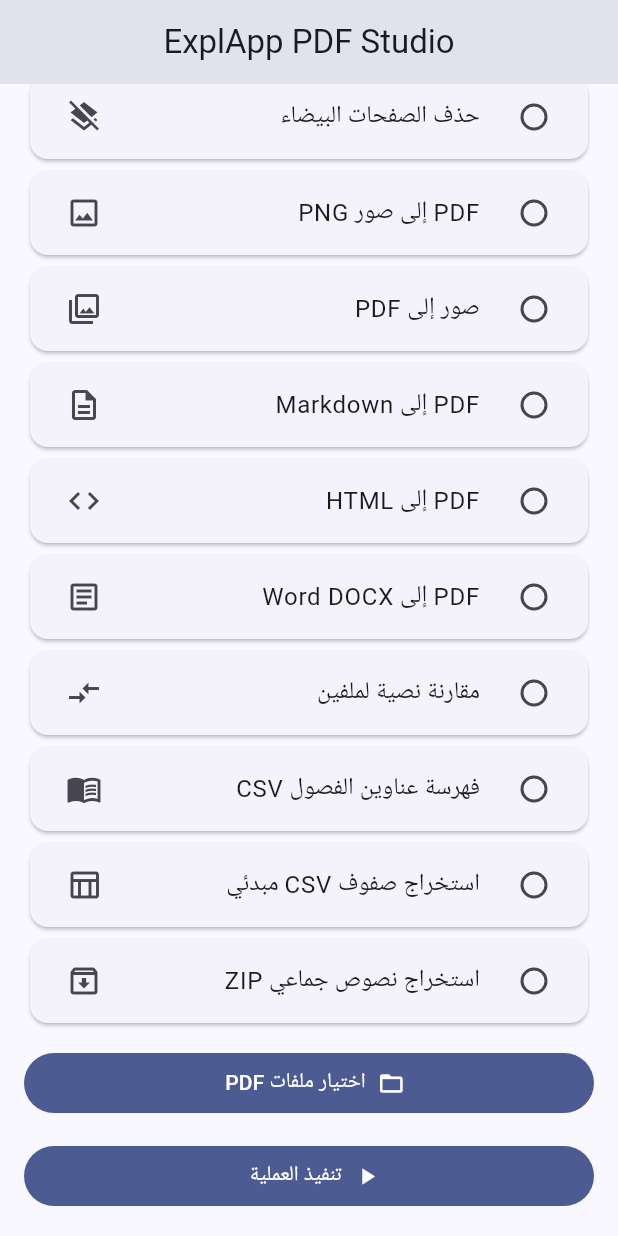
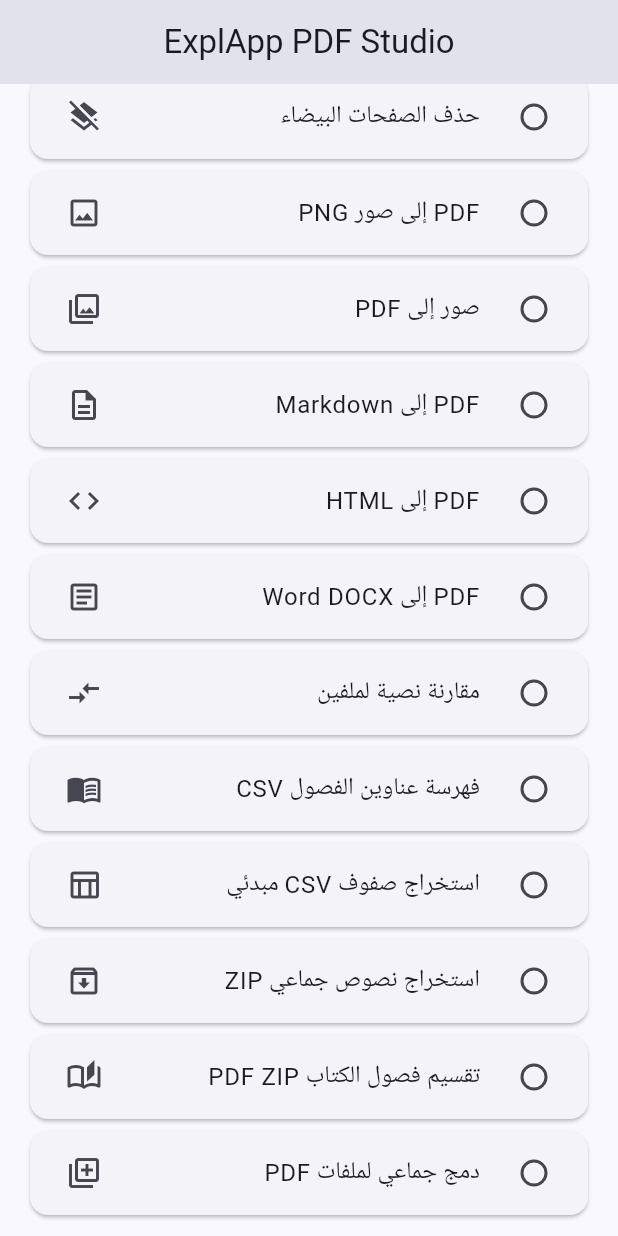
Before and after one commit to aljwaal1/ExplApp-PDF-Studio, a Flutter app: the screen it shows after launch, scrolled down 698 dp, on a phone screen of 412 x 824 dp. Run offline on Flutter 3.47's test engine with Material 3 defaults, Android fonts, the phone set to English and light mode, and no system bars; our stand-ins replace file_picker, open_filex, share_plus.

Commit message:
feat(flutter): expand book chapter PDF splitting and batch native merge

```diff
--- a/flutter_native/lib/main.dart
+++ b/flutter_native/lib/main.dart
@@ -42,7 +42,7 @@ class _StudioHomeState extends State<StudioHome> {
   Future<void> pick() async {
     final picked = await FilePicker.platform.pickFiles(
       type: FileType.custom, allowedExtensions: mode == 'imagespdf' ? ['png','jpg','jpeg'] : ['pdf'],
-      allowMultiple: mode == 'merge' || mode == 'imagespdf' || mode == 'compare' || mode == 'batch', withData: false,
+      allowMultiple: mode == 'merge' || mode == 'imagespdf' || mode == 'compare' || mode == 'batch' || mode == 'batchmerge', withData: false,
     );
     if (picked == null) return;
     final paths = picked.files.map((f) => f.path).whereType<String>().toList();
@@ -55,7 +55,7 @@ class _StudioHomeState extends State<StudioHome> {
     setState(() {busy = true; result = null; error = null;});
     try {
       final folder = await getApplicationDocumentsDirectory();
-      final extension = <String,String>{'text':'txt','search':'txt','render':'zip','markdown':'md','html':'html','docx':'docx','compare':'txt','chapters':'csv','tables':'csv','batch':'zip'}[mode] ?? 'pdf';
+      final extension = <String,String>{'text':'txt','search':'txt','render':'zip','markdown':'md','html':'html','docx':'docx','compare':'txt','chapters':'csv','tables':'csv','batch':'zip','chapterpdf':'zip','batchmerge':'pdf'}[mode] ?? 'pdf';
       final name = 'ExplApp-${mode}-${DateTime.now().millisecondsSinceEpoch}.$extension';
       final path = '${folder.path}/$name';
       await channel.invokeMethod<void>('process', {
@@ -93,6 +93,8 @@ class _StudioHomeState extends State<StudioHome> {
       ('chapters','فهرسة عناوين الفصول CSV',Icons.menu_book_outlined),
       ('tables','استخراج صفوف CSV مبدئي',Icons.table_chart_outlined),
       ('batch','استخراج نصوص جماعي ZIP',Icons.archive_outlined),
+      ('chapterpdf','تقسيم فصول الكتاب PDF ZIP',Icons.auto_stories_outlined),
+      ('batchmerge','دمج جماعي لملفات PDF',Icons.library_add_outlined),
     ];
     return Scaffold(
       appBar: AppBar(title: const Text('ExplApp PDF Studio'),centerTitle:true),
@@ -112,7 +114,7 @@ class _StudioHomeState extends State<StudioHome> {
           onChanged:(v)=>setState(() {mode=v!;files.clear();result=null;error=null;}),
         ))),
         const SizedBox(height:12),
-        FilledButton.icon(onPressed:busy?null:pick,icon:const Icon(Icons.folder_open),label:Text(mode=='imagespdf'?'اختيار الصور':mode=='merge'||mode=='compare'||mode=='batch'?'اختيار ملفات PDF':'اختيار ملف PDF')),
+        FilledButton.icon(onPressed:busy?null:pick,icon:const Icon(Icons.folder_open),label:Text(mode=='imagespdf'?'اختيار الصور':mode=='merge'||mode=='compare'||mode=='batch'||mode=='batchmerge'?'اختيار ملفات PDF':'اختيار ملف PDF')),
         ...files.map((f)=>ListTile(dense:true,leading:const Icon(Icons.picture_as_pdf),title:Text(f.split('/').last,maxLines:1,overflow:TextOverflow.ellipsis))),
         if (mode=='split' || mode=='delete' || mode=='reorder') TextField(controller:pages,decoration:InputDecoration(labelText:mode=='delete'?'الصفحات المراد حذفها':mode=='reorder'?'الترتيب الجديد لكل الصفحات':'الصفحات المراد استخراجها',helperText:mode=='reorder'?'مثال لملف من 4 صفحات: 3,1,4,2':'مثال: 1-3,5'),keyboardType:TextInputType.text),
         if (mode=='markdown' || mode=='html' || mode=='docx' || mode=='tables') const Padding(padding:EdgeInsets.symmetric(vertical:8),child:Text('تحويل النصوص القابلة للاستخراج فقط؛ لا يحافظ هذا الإصدار على التخطيط والصور والجداول الأصلية.')),
```
